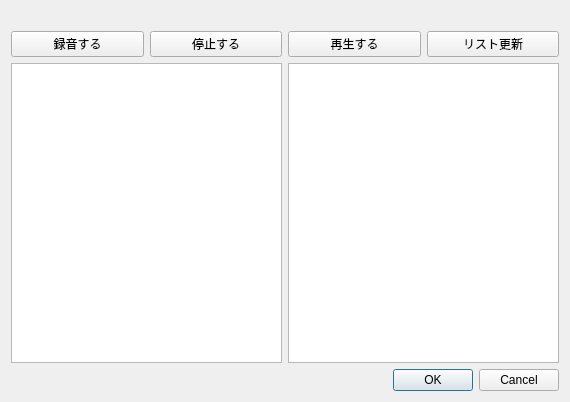
Qt form ui/recordWithPhotoDialog.ui (yufujimoto/SurveyDataCollector) before a commit.
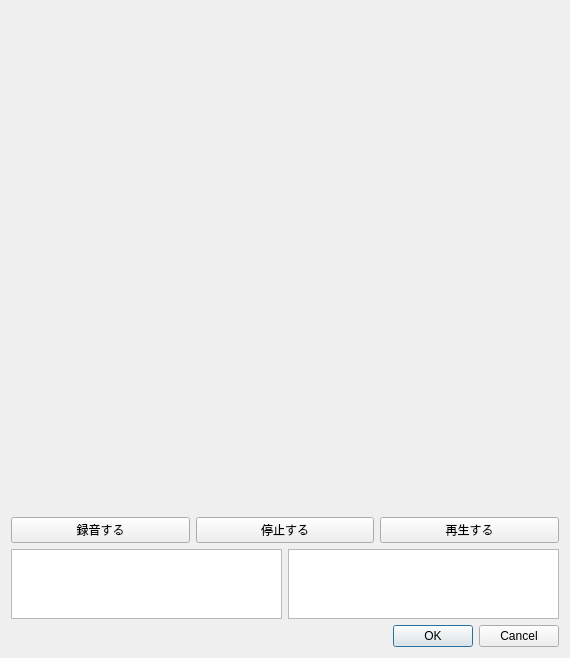
The same form after that commit.

What changed in the file:
```diff
--- a/ui/recordWithPhotoDialog.ui
+++ b/ui/recordWithPhotoDialog.ui
@@ -26,6 +26,12 @@
        </property>
        <item>
         <widget class="QLabel" name="image_panel">
+         <property name="minimumSize">
+          <size>
+           <width>0</width>
+           <height>500</height>
+          </size>
+         </property>
          <property name="text">
           <string/>
          </property>
@@ -67,13 +73,6 @@
            </property>
           </widget>
          </item>
-         <item>
-          <widget class="QPushButton" name="btn_refresh">
-           <property name="text">
-            <string>リスト更新</string>
-           </property>
-          </widget>
-         </item>
         </layout>
        </item>
        <item>
```
